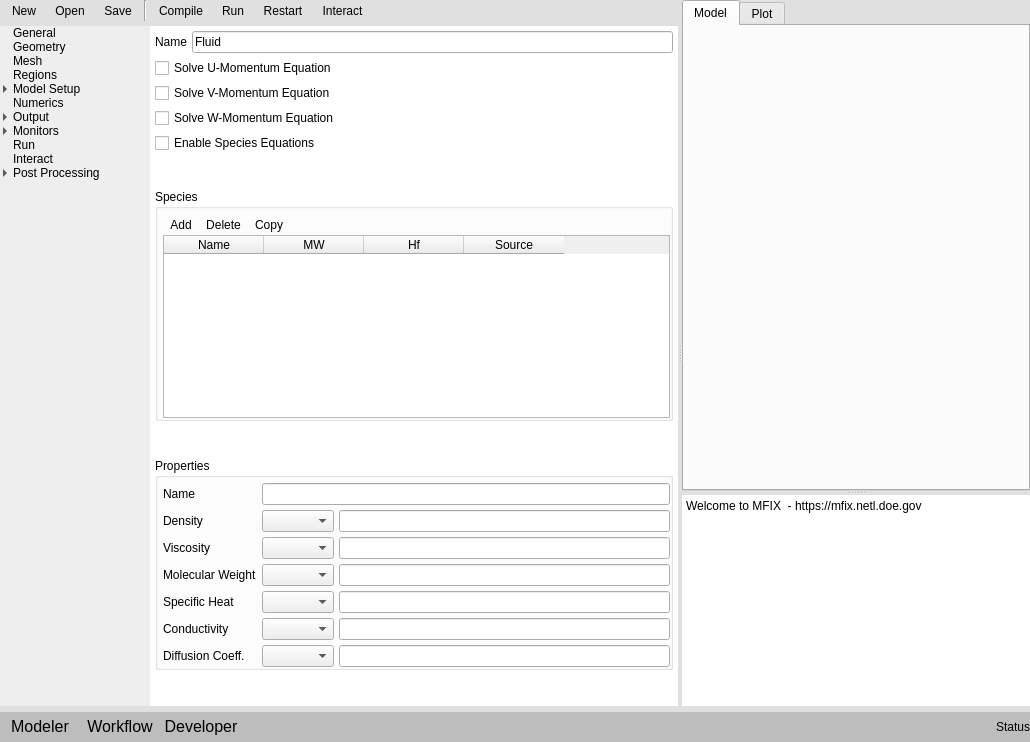
Old version of the form gui/uifiles/gui.ui in the repository truongd8593/mfix.
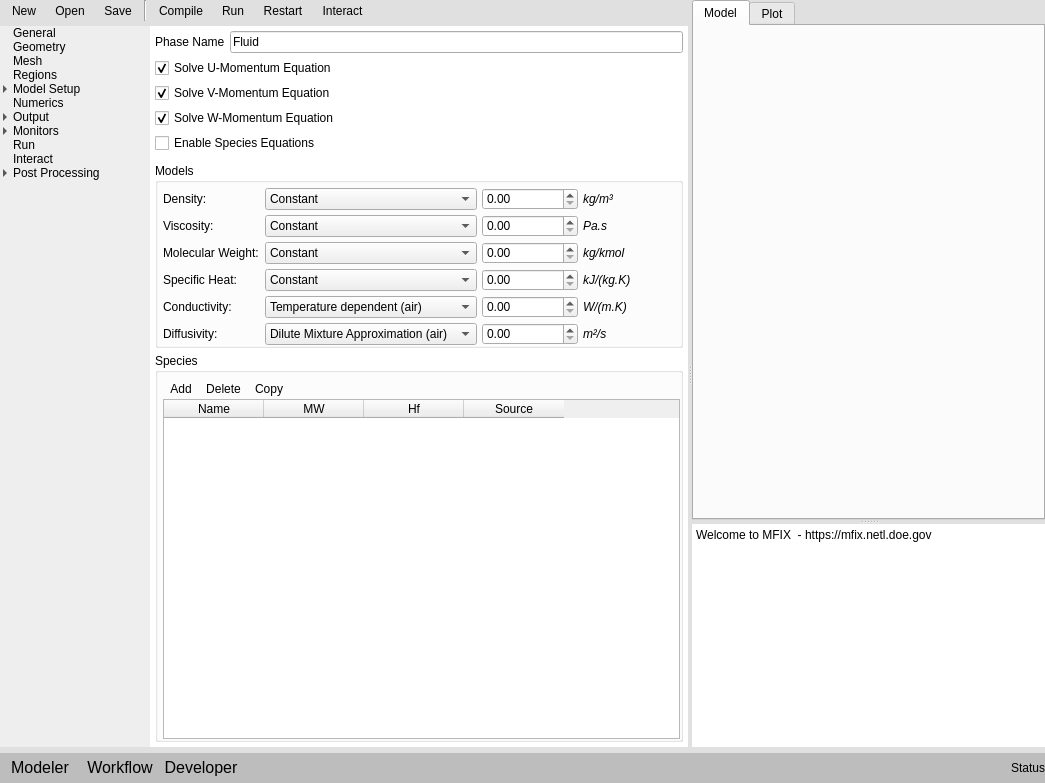
New version of the form. Custom widgets are drawn as their Qt base class.

Commit message: work on fluid tab

Diff of the .ui file:
```diff
--- a/gui/uifiles/gui.ui
+++ b/gui/uifiles/gui.ui
@@ -6,8 +6,8 @@
    <rect>
     <x>0</x>
     <y>0</y>
-    <width>1030</width>
-    <height>742</height>
+    <width>1045</width>
+    <height>783</height>
    </rect>
   </property>
   <property name="windowTitle">
@@ -667,7 +667,7 @@
                       <item>
                        <widget class="QLabel" name="label_27">
                         <property name="text">
-                         <string>Name</string>
+                         <string>Phase Name</string>
                         </property>
                        </widget>
                       </item>
@@ -682,45 +682,353 @@
                     </widget>
                    </item>
                    <item>
-                    <widget class="QCheckBox" name="momentum_x_eq">
+                    <widget class="CheckBox" name="checkbox_keyword_momentum_x_eq">
                      <property name="text">
                       <string>Solve U-Momentum Equation</string>
                      </property>
+                     <property name="checked">
+                      <bool>true</bool>
+                     </property>
                     </widget>
                    </item>
                    <item>
-                    <widget class="QCheckBox" name="momentum_y_eq">
+                    <widget class="CheckBox" name="checkbox_keyword_momentum_y_eq">
                      <property name="text">
                       <string>Solve V-Momentum Equation</string>
                      </property>
+                     <property name="checked">
+                      <bool>true</bool>
+                     </property>
                     </widget>
                    </item>
                    <item>
-                    <widget class="QCheckBox" name="momentum_z_eq">
+                    <widget class="CheckBox" name="chekcbox_keyword_momentum_z_eq">
                      <property name="text">
                       <string>Solve W-Momentum Equation</string>
                      </property>
+                     <property name="checked">
+                      <bool>true</bool>
+                     </property>
                     </widget>
                    </item>
                    <item>
-                    <widget class="QCheckBox" name="species_eq">
+                    <widget class="CheckBox" name="checkbox_keyword_species_eq">
                      <property name="text">
                       <string>Enable Species Equations</string>
                      </property>
                     </widget>
                    </item>
                    <item>
-                    <spacer name="verticalSpacer_14">
-                     <property name="orientation">
-                      <enum>Qt::Vertical</enum>
-                     </property>
-                     <property name="sizeHint" stdset="0">
+                    <widget class="QFrame" name="splitter_scalar_eq">
+                     <property name="minimumSize">
                       <size>
-                       <width>20</width>
-                       <height>40</height>
+                       <width>0</width>
+                       <height>0</height>
                       </size>
                      </property>
-                    </spacer>
+                     <widget class="QCheckBox" name="checkbox_enable_scalar_eq">
+                      <property name="geometry">
+                       <rect>
+                        <x>0</x>
+                        <y>0</y>
+                        <width>161</width>
+                        <height>16</height>
+                       </rect>
+                      </property>
+                      <property name="text">
+                       <string>Enable Scalar Equations</string>
+                      </property>
+                     </widget>
+                     <widget class="QSpinBox" name="spinbox_nscalar">
+                      <property name="enabled">
+                       <bool>false</bool>
+                      </property>
+                      <property name="geometry">
+                       <rect>
+                        <x>180</x>
+                        <y>0</y>
+                        <width>39</width>
+                        <height>20</height>
+                       </rect>
+                      </property>
+                     </widget>
+                    </widget>
+                   </item>
+                   <item>
+                    <widget class="QGroupBox" name="groupBox_8">
+                     <property name="title">
+                      <string>Models</string>
+                     </property>
+                     <property name="flat">
+                      <bool>true</bool>
+                     </property>
+                     <layout class="QGridLayout" name="gridLayout_14">
+                      <property name="leftMargin">
+                       <number>5</number>
+                      </property>
+                      <property name="topMargin">
+                       <number>5</number>
+                      </property>
+                      <property name="rightMargin">
+                       <number>0</number>
+                      </property>
+                      <property name="bottomMargin">
+                       <number>0</number>
+                      </property>
+                      <property name="spacing">
+                       <number>5</number>
+                      </property>
+                      <item row="0" column="1">
+                       <widget class="QComboBox" name="comboBox_7">
+                        <item>
+                         <property name="text">
+                          <string>Constant</string>
+                         </property>
+                        </item>
+                        <item>
+                         <property name="text">
+                          <string>Ideal Gas Law</string>
+                         </property>
+                        </item>
+                        <item>
+                         <property name="text">
+                          <string>UDF</string>
+                         </property>
+                        </item>
+                       </widget>
+                      </item>
+                      <item row="1" column="1">
+                       <widget class="QComboBox" name="comboBox_8">
+                        <item>
+                         <property name="text">
+                          <string>Constant</string>
+                         </property>
+                        </item>
+                        <item>
+                         <property name="text">
+                          <string>Sutherland's Law</string>
+                         </property>
+                        </item>
+                        <item>
+                         <property name="text">
+                          <string>UDF</string>
+                         </property>
+                        </item>
+                       </widget>
+                      </item>
+                      <item row="2" column="1">
+                       <widget class="QComboBox" name="comboBox_9">
+                        <item>
+                         <property name="text">
+                          <string>Constant</string>
+                         </property>
+                        </item>
+                        <item>
+                         <property name="text">
+                          <string>Mixture</string>
+                         </property>
+                        </item>
+                       </widget>
+                      </item>
+                      <item row="3" column="0">
+                       <widget class="QLabel" name="label_31">
+                        <property name="text">
+                         <string>Specific Heat:</string>
+                        </property>
+                       </widget>
+                      </item>
+                      <item row="2" column="0">
+                       <widget class="QLabel" name="label_30">
+                        <property name="text">
+                         <string>Molecular Weight:</string>
+                        </property>
+                       </widget>
+                      </item>
+                      <item row="0" column="0">
+                       <widget class="QLabel" name="label_28">
+                        <property name="text">
+                         <string>Density:</string>
+                        </property>
+                       </widget>
+                      </item>
+                      <item row="1" column="0">
+                       <widget class="QLabel" name="label_29">
+                        <property name="text">
+                         <string>Viscosity:</string>
+                        </property>
+                       </widget>
+                      </item>
+                      <item row="4" column="0">
+                       <widget class="QLabel" name="label_36">
+                        <property name="text">
+                         <string>Conductivity:</string>
+                        </property>
+                       </widget>
+                      </item>
+                      <item row="4" column="1">
+                       <widget class="QComboBox" name="comboBox_12">
+                        <property name="currentIndex">
+                         <number>1</number>
+                        </property>
+                        <item>
+                         <property name="text">
+                          <string>Constant</string>
+                         </property>
+                        </item>
+                        <item>
+                         <property name="text">
+                          <string>Temperature dependent (air)</string>
+                         </property>
+                        </item>
+                        <item>
+                         <property name="text">
+                          <string>UDF</string>
+                         </property>
+                        </item>
+                       </widget>
+                      </item>
+                      <item row="5" column="0">
+                       <widget class="QLabel" name="label_37">
+                        <property name="text">
+                         <string>Diffusivity:</string>
+                        </property>
+                       </widget>
+                      </item>
+                      <item row="3" column="1">
+                       <widget class="QComboBox" name="comboBox_11">
+                        <item>
+                         <property name="text">
+                          <string>Constant</string>
+                         </property>
+                        </item>
+                        <item>
+                         <property name="text">
+                          <string>Mixture</string>
+                         </property>
+                        </item>
+                        <item>
+                         <property name="text">
+                          <string>UDF</string>
+                         </property>
+                        </item>
+                       </widget>
+                      </item>
+                      <item row="0" column="2">
+                       <widget class="QDoubleSpinBox" name="spinbox_fluid_model_constant_density"/>
+                      </item>
+                      <item row="5" column="1">
+                       <widget class="QComboBox" name="comboBox_13">
+                        <property name="currentIndex">
+                         <number>1</number>
+                        </property>
+                        <item>
+                         <property name="text">
+                          <string>Constant</string>
+                         </property>
+                        </item>
+                        <item>
+                         <property name="text">
+                          <string>Dilute Mixture Approximation (air)</string>
+                         </property>
+                        </item>
+                        <item>
+                         <property name="text">
+                          <string>UDF</string>
+                         </property>
+                        </item>
+                       </widget>
+                      </item>
+                      <item row="1" column="2">
+                       <widget class="QDoubleSpinBox" name="spinbox_fluid_species_viscosity"/>
+                      </item>
+                      <item row="2" column="2">
+                       <widget class="QDoubleSpinBox" name="spinbox_fluid_species_mw"/>
+                      </item>
+                      <item row="3" column="2">
+                       <widget class="QDoubleSpinBox" name="spinbox_fluid_species_sh"/>
+                      </item>
+                      <item row="4" column="2">
+                       <widget class="QDoubleSpinBox" name="spinbox_fluid_species_conductivity"/>
+                      </item>
+                      <item row="5" column="2">
+                       <widget class="QDoubleSpinBox" name="spinbox_fluid_species_diffusion"/>
+                      </item>
+                      <item row="0" column="3">
+                       <widget class="QLabel" name="label_2">
+                        <property name="font">
+                         <font>
+                          <weight>50</weight>
+                          <italic>true</italic>
+                          <bold>false</bold>
+                         </font>
+                        </property>
+                        <property name="text">
+                         <string>kg/m³ </string>
+                        </property>
+                       </widget>
+                      </item>
+                      <item row="1" column="3">
+                       <widget class="QLabel" name="label_3">
+                        <property name="font">
+                         <font>
+                          <italic>true</italic>
+                         </font>
+                        </property>
+                        <property name="text">
+                         <string>Pa.s</string>
+                        </property>
+                       </widget>
+                      </item>
+                      <item row="2" column="3">
+                       <widget class="QLabel" name="label_4">
+                        <property name="font">
+                         <font>
+                          <italic>true</italic>
+                         </font>
+                        </property>
+                        <property name="text">
+                         <string>kg/kmol</string>
+                        </property>
+                       </widget>
+                      </item>
+                      <item row="3" column="3">
+                       <widget class="QLabel" name="label_5">
+                        <property name="font">
+                         <font>
+                          <italic>true</italic>
+                         </font>
+                        </property>
+                        <property name="text">
+                         <string>kJ/(kg.K)</string>
+                        </property>
+                       </widget>
+                      </item>
+                      <item row="4" column="3">
+                       <widget class="QLabel" name="label_6">
+                        <property name="font">
+                         <font>
+                          <italic>true</italic>
+                         </font>
+                        </property>
+                        <property name="text">
+                         <string>W/(m.K)</string>
+                        </property>
+                       </widget>
+                      </item>
+                      <item row="5" column="3">
+                       <widget class="QLabel" name="label_7">
+                        <property name="font">
+                         <font>
+                          <italic>true</italic>
+                         </font>
+                        </property>
+                        <property name="text">
+                         <string>m²/s </string>
+                        </property>
+                       </widget>
+                      </item>
+                     </layout>
+                    </widget>
                    </item>
                    <item>
                     <widget class="QGroupBox" name="groupBox_7">
@@ -846,147 +1154,6 @@
                      </layout>
                     </widget>
                    </item>
-                   <item>
-                    <spacer name="verticalSpacer_15">
-                     <property name="orientation">
-                      <enum>Qt::Vertical</enum>
-                     </property>
-                     <property name="sizeHint" stdset="0">
-                      <size>
-                       <width>20</width>
-                       <height>40</height>
-                      </size>
-                     </property>
-                    </spacer>
-                   </item>
-                   <item>
-                    <widget class="QGroupBox" name="groupBox_8">
-                     <property name="title">
-                      <string>Properties</string>
-                     </property>
-                     <property name="flat">
-                      <bool>true</bool>
-                     </property>
-                     <layout class="QGridLayout" name="gridLayout_14">
-                      <property name="leftMargin">
-                       <number>5</number>
-                      </property>
-                      <property name="topMargin">
-                       <number>5</number>
-                      </property>
-                      <property name="rightMargin">
-                       <number>0</number>
-                      </property>
-                      <property name="bottomMargin">
-                       <number>0</number>
-                      </property>
-                      <property name="spacing">
-                       <number>5</number>
-                      </property>
-                      <item row="1" column="2">
-                       <widget class="QLineEdit" name="lineEdit_14"/>
-                      </item>
-                      <item row="3" column="1">
-                       <widget class="QComboBox" name="comboBox_9"/>
-                      </item>
-                      <item row="4" column="0">
-                       <widget class="QLabel" name="label_31">
-                        <property name="text">
-                         <string>Specific Heat</string>
-                        </property>
-                       </widget>
-                      </item>
-                      <item row="3" column="0">
-                       <widget class="QLabel" name="label_30">
-                        <property name="text">
-                         <string>Molecular Weight</string>
-                        </property>
-                       </widget>
-                      </item>
-                      <item row="3" column="2">
-                       <widget class="QLineEdit" name="lineEdit_16"/>
-                      </item>
-                      <item row="1" column="1">
-                       <widget class="QComboBox" name="comboBox_7"/>
-                      </item>
-                      <item row="2" column="1">
-                       <widget class="QComboBox" name="comboBox_8"/>
-                      </item>
-                      <item row="1" column="0">
-                       <widget class="QLabel" name="label_28">
-                        <property name="text">
-                         <string>Density</string>
-                        </property>
-                       </widget>
-                      </item>
-                      <item row="2" column="2">
-                       <widget class="QLineEdit" name="lineEdit_15"/>
-                      </item>
-                      <item row="2" column="0">
-                       <widget class="QLabel" name="label_29">
-                        <property name="text">
-                         <string>Viscosity</string>
-                        </property>
-                       </widget>
-                      </item>
-                      <item row="5" column="0">
-                       <widget class="QLabel" name="label_36">
-                        <property name="text">
-                         <string>Conductivity</string>
-                        </property>
-                       </widget>
-                      </item>
-                      <item row="5" column="1">
-                       <widget class="QComboBox" name="comboBox_12"/>
-                      </item>
-                      <item row="6" column="0">
-                       <widget class="QLabel" name="label_37">
-                        <property name="text">
-                         <string>Diffusion Coeff.</string>
-                        </property>
-                       </widget>
-                      </item>
-                      <item row="4" column="1">
-                       <widget class="QComboBox" name="comboBox_11"/>
-                      </item>
-                      <item row="4" column="2">
-                       <widget class="QLineEdit" name="lineEdit_24"/>
-                      </item>
-                      <item row="6" column="1">
-                       <widget class="QComboBox" name="comboBox_13"/>
-                      </item>
-                      <item row="5" column="2">
-                       <widget class="QLineEdit" name="lineEdit_25"/>
-                      </item>
-                      <item row="6" column="2">
-                       <widget class="QLineEdit" name="lineEdit_26"/>
-                      </item>
-                      <item row="0" column="0">
-                       <widget class="QLabel" name="label_2">
-                        <property name="text">
-                         <string>Name</string>
-                        </property>
-                       </widget>
-                      </item>
-                      <item row="0" column="1" colspan="2">
-                       <widget class="QLineEdit" name="lineEdit_2"/>
-                      </item>
-                     </layout>
-                    </widget>
-                   </item>
-                   <item>
-                    <spacer name="verticalSpacer_18">
-                     <property name="orientation">
-                      <enum>Qt::Vertical</enum>
-                     </property>
-                     <property name="sizeHint" stdset="0">
-                      <size>
-                       <width>20</width>
-                       <height>40</height>
-                      </size>
-                     </property>
-                    </spacer>
-                   </item>
                   </layout>
                  </widget>
                  <widget class="QWidget" name="solids">
```
Left out of the diff: 2 changed lines with no effect on the pictures. The commit also changes 1 other file.
